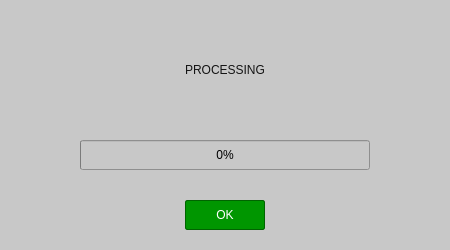
First picture: the form in src/Forms/ProcessingWindow.ui, repository psv-git/BDOLang, before the edit.
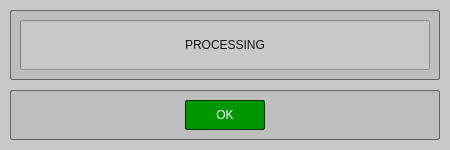
Second picture: the form after the edit.

Patch:
```diff
--- a/src/Forms/ProcessingWindow.ui
+++ b/src/Forms/ProcessingWindow.ui
@@ -10,7 +10,7 @@
     <x>0</x>
     <y>0</y>
     <width>450</width>
-    <height>250</height>
+    <height>150</height>
    </rect>
   </property>
   <property name="contextMenuPolicy">
@@ -25,52 +25,56 @@
 }
 </string>
   </property>
-  <widget class="QPushButton" name="okButton">
-   <property name="enabled">
-    <bool>true</bool>
-   </property>
+  <widget class="QFrame" name="frame1">
    <property name="geometry">
     <rect>
-     <x>185</x>
-     <y>200</y>
-     <width>80</width>
-     <height>30</height>
+     <x>10</x>
+     <y>10</y>
+     <width>430</width>
+     <height>70</height>
     </rect>
    </property>
    <property name="focusPolicy">
     <enum>Qt::TabFocus</enum>
    </property>
    <property name="styleSheet">
-    <string notr="true">QPushButton {
-	font: 75 12pt &quot;Liberation Sans&quot;;
-	color: rgb(255, 255, 255);
-
-	background-color: rgb(0, 150, 0);
-
-	border: 1px solid  rgb(0, 100, 0);
+    <string notr="true">QFrame {
+	background-color: rgb(190, 190, 190);
+	
+	border: 1px solid  rgb(100, 100, 100);
 	border-radius: 2px;
 }
-
-QPushButton:hover {
-	background-color: rgb(0, 180, 0);
-}
-
-QPushButton:disabled {
-	background-color: rgb(100, 200, 100);
-}
 </string>
    </property>
-   <property name="text">
-    <string>OK</string>
+   <property name="frameShape">
+    <enum>QFrame::StyledPanel</enum>
+   </property>
+   <property name="frameShadow">
+    <enum>QFrame::Raised</enum>
+   </property>
+   <widget class="QProgressBar" name="progressBar">
+    <property name="geometry">
+     <rect>
+      <x>10</x>
+      <y>10</y>
+      <width>410</width>
+      <height>50</height>
+     </rect>
+    </property>
+    <property name="value">
+     <number>0</number>
+    </property>
+    <property name="textVisible">
+     <bool>false</bool>
    </property>
   </widget>
   <widget class="QLabel" name="messageLabel">
    <property name="geometry">
     <rect>
-     <x>20</x>
+      <x>105</x>
      <y>20</y>
-     <width>410</width>
-     <height>100</height>
+      <width>220</width>
+      <height>30</height>
     </rect>
    </property>
    <property name="contextMenuPolicy">
@@ -83,6 +87,10 @@
     <string notr="true">QLabel {
 	font: 75 20pt &quot;Liberation Sans&quot;;
 	color: rgb(20, 20, 20);
+
+	background-color: rgba(255, 255, 255, 0);
+	
+	border: none;
 }
 </string>
    </property>
@@ -99,18 +107,70 @@
     <bool>true</bool>
    </property>
   </widget>
-  <widget class="QProgressBar" name="progressBar">
+  </widget>
+  <widget class="QFrame" name="frame2">
    <property name="geometry">
     <rect>
-     <x>80</x>
-     <y>140</y>
-     <width>290</width>
+     <x>10</x>
+     <y>90</y>
+     <width>430</width>
+     <height>50</height>
+    </rect>
+   </property>
+   <property name="styleSheet">
+    <string notr="true">QFrame {
+	background-color: rgb(190, 190, 190);
+	
+	border: 1px solid  rgb(100, 100, 100);
+	border-radius: 2px;
+}
+</string>
+   </property>
+   <property name="frameShape">
+    <enum>QFrame::StyledPanel</enum>
+   </property>
+   <property name="frameShadow">
+    <enum>QFrame::Raised</enum>
+   </property>
+   <widget class="QPushButton" name="okButton">
+    <property name="enabled">
+     <bool>true</bool>
+    </property>
+    <property name="geometry">
+     <rect>
+      <x>175</x>
+      <y>10</y>
+      <width>80</width>
      <height>30</height>
     </rect>
    </property>
-   <property name="value">
-    <number>0</number>
-   </property>
+    <property name="focusPolicy">
+     <enum>Qt::TabFocus</enum>
+    </property>
+    <property name="styleSheet">
+     <string notr="true">QPushButton {
+	font: 75 12pt &quot;Liberation Sans&quot;;
+	color: rgb(255, 255, 255);
+
+	background-color: rgb(0, 150, 0);
+
+	border: 1px solid  rgb(0, 50, 0);
+	border-radius: 2px;
+}
+
+QPushButton:hover {
+	background-color: rgb(0, 180, 0);
+}
+
+QPushButton:disabled {
+	background-color: rgb(100, 200, 100);
+}
+</string>
+    </property>
+    <property name="text">
+     <string>OK</string>
+    </property>
+   </widget>
   </widget>
  </widget>
  <resources/>
```
Left out of the diff: 3 changed lines with no effect on the pictures. Lines whose indentation alone changed are shown as unchanged.
